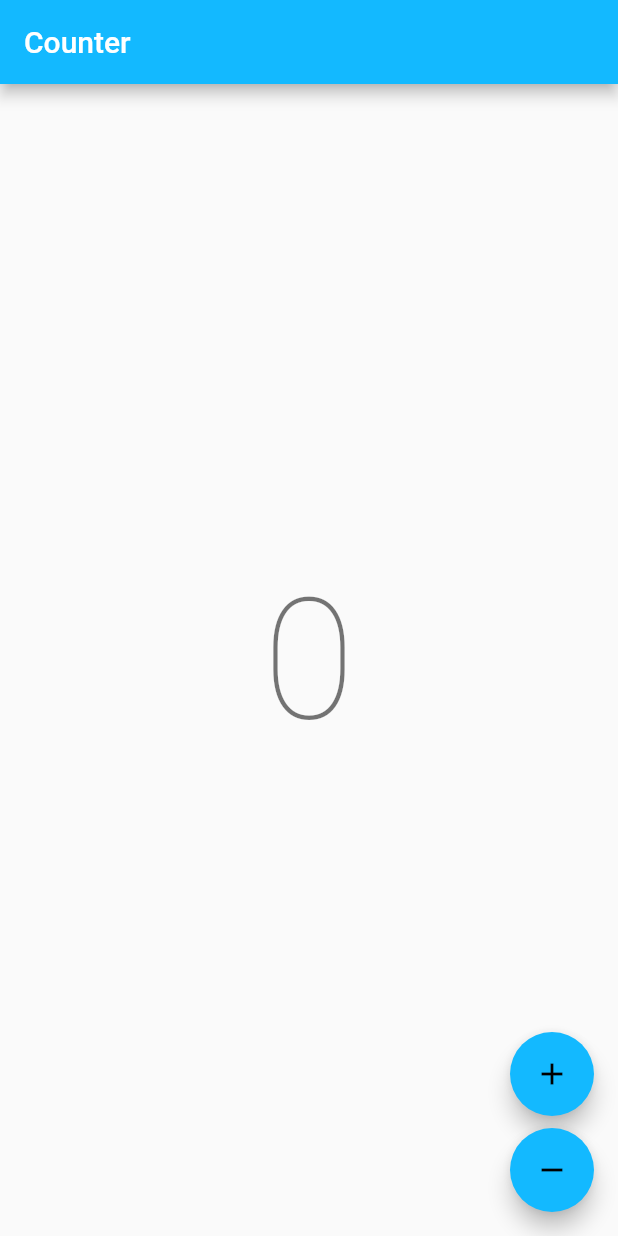
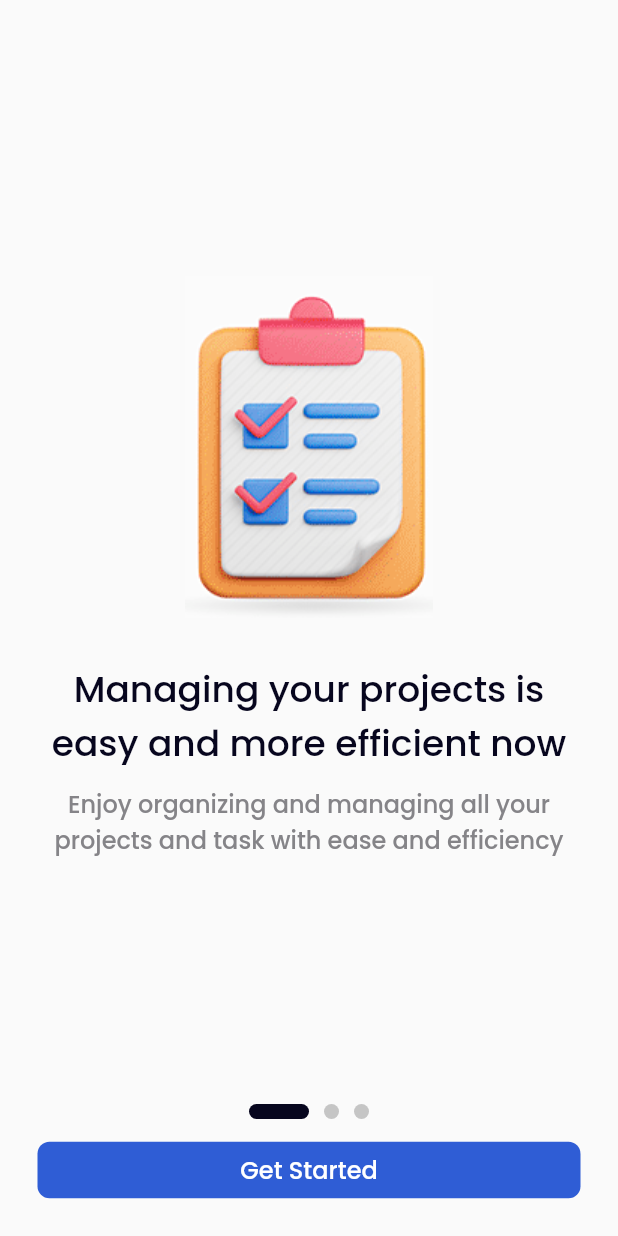
Before and after one commit to dev-gyata/progect-management-app, a Flutter app: the screen it shows after launch, on a phone screen of 412 x 824 dp. Run offline on Flutter 3.47's test engine with Material 2 defaults, Android fonts, the phone set to English and light mode, and no system bars; our stand-ins replace bloc, equatable, flutter_bloc, google_fonts; generated files the repository leaves out were written again.

Commit message:
implemented onboarding ui

```diff
--- a/lib/app/view/app.dart
+++ b/lib/app/view/app.dart
@@ -1,6 +1,7 @@
 import 'package:flutter/material.dart';
-import 'package:progect_management_app/counter/counter.dart';
 import 'package:progect_management_app/l10n/l10n.dart';
+import 'package:progect_management_app/onboarding/view/onboarding_page.dart';
+import 'package:progect_management_app/theme/theme.dart';
 
 class App extends StatelessWidget {
   const App({super.key});
@@ -8,15 +9,10 @@ class App extends StatelessWidget {
   @override
   Widget build(BuildContext context) {
     return MaterialApp(
-      theme: ThemeData(
-        appBarTheme: const AppBarTheme(color: Color(0xFF13B9FF)),
-        colorScheme: ColorScheme.fromSwatch(
-          accentColor: const Color(0xFF13B9FF),
-        ),
-      ),
+      theme: AppTheme.lightTheme,
       localizationsDelegates: AppLocalizations.localizationsDelegates,
       supportedLocales: AppLocalizations.supportedLocales,
-      home: const CounterPage(),
+      home: const OnboardingPage(),
     );
   }
 }
--- /dev/null
+++ b/lib/constants/constants.dart
@@ -0,0 +1,3 @@
+const taskImage = 'assets/images/task.png';
+const scheduleImage = 'assets/images/schedule.png';
+const colaborate = 'assets/images/colaborate.png';
--- a/lib/counter/counter.dart
+++ /dev/null
@@ -1,2 +0,0 @@
-export 'cubit/counter_cubit.dart';
-export 'view/counter_page.dart';
--- a/lib/counter/cubit/counter_cubit.dart
+++ /dev/null
@@ -1,8 +0,0 @@
-import 'package:bloc/bloc.dart';
-
-class CounterCubit extends Cubit<int> {
-  CounterCubit() : super(0);
-
-  void increment() => emit(state + 1);
-  void decrement() => emit(state - 1);
-}
--- a/lib/counter/view/counter_page.dart
+++ /dev/null
@@ -1,55 +0,0 @@
-import 'package:flutter/material.dart';
-import 'package:flutter_bloc/flutter_bloc.dart';
-import 'package:progect_management_app/counter/counter.dart';
-import 'package:progect_management_app/l10n/l10n.dart';
-
-class CounterPage extends StatelessWidget {
-  const CounterPage({super.key});
-
-  @override
-  Widget build(BuildContext context) {
-    return BlocProvider(
-      create: (_) => CounterCubit(),
-      child: const CounterView(),
-    );
-  }
-}
-
-class CounterView extends StatelessWidget {
-  const CounterView({super.key});
-
-  @override
-  Widget build(BuildContext context) {
-    final l10n = context.l10n;
-    return Scaffold(
-      appBar: AppBar(title: Text(l10n.counterAppBarTitle)),
-      body: const Center(child: CounterText()),
-      floatingActionButton: Column(
-        mainAxisAlignment: MainAxisAlignment.end,
-        crossAxisAlignment: CrossAxisAlignment.end,
-        children: [
-          FloatingActionButton(
-            onPressed: () => context.read<CounterCubit>().increment(),
-            child: const Icon(Icons.add),
-          ),
-          const SizedBox(height: 8),
-          FloatingActionButton(
-            onPressed: () => context.read<CounterCubit>().decrement(),
-            child: const Icon(Icons.remove),
-          ),
-        ],
-      ),
-    );
-  }
-}
-
-class CounterText extends StatelessWidget {
-  const CounterText({super.key});
-
-  @override
-  Widget build(BuildContext context) {
-    final theme = Theme.of(context);
-    final count = context.select((CounterCubit cubit) => cubit.state);
-    return Text('$count', style: theme.textTheme.headline1);
-  }
-}
--- a/lib/l10n/arb/app_en.arb
+++ b/lib/l10n/arb/app_en.arb
@@ -1,7 +1,10 @@
 {
     "@@locale": "en",
-    "counterAppBarTitle": "Counter",
-    "@counterAppBarTitle": {
-        "description": "Text shown in the AppBar of the Counter Page"
-    }
+    "getStarted": "Get Started",
+    "managingText": "Managing your projects is easy and more efficient now",
+    "managingTextDesc": "Enjoy organizing and managing all your projects and task with ease and efficiency",
+    "scheduleText": "Schedule all your tasks in a straight-forward way",
+    "scheduleTextDesc": "Scheduling tasks is super-easy, you also get a reminder so you won't miss out on completing you daily task",
+    "workText": "Work with a team to achieve or complete a task",
+    "workTextDesc": "Easily work with a team or collaborate with others to work on a project together or complete tasks"
 }
--- /dev/null
+++ b/lib/onboarding/cubit/slider_dot_cubit.dart
@@ -0,0 +1,11 @@
+import 'package:bloc/bloc.dart';
+import 'package:equatable/equatable.dart';
+import 'package:meta/meta.dart';
+
+part 'slider_dot_state.dart';
+
+class SliderDotCubit extends Cubit<SliderDotState> {
+  SliderDotCubit() : super(SliderDotInitial(index: 0));
+
+  set onChanged(int index) => emit(SliderDotChanged(index: index));
+}
--- /dev/null
+++ b/lib/onboarding/cubit/slider_dot_state.dart
@@ -0,0 +1,19 @@
+part of 'slider_dot_cubit.dart';
+
+@immutable
+abstract class SliderDotState extends Equatable {
+  SliderDotState({required this.index});
+
+  final int index;
+
+  @override
+  List<Object?> get props => [index];
+}
+
+class SliderDotInitial extends SliderDotState {
+  SliderDotInitial({required super.index});
+}
+
+class SliderDotChanged extends SliderDotState {
+  SliderDotChanged({required super.index});
+}
--- /dev/null
+++ b/lib/onboarding/data/onboarding_data.dart
@@ -0,0 +1,8 @@
+class OnboardingData {
+  OnboardingData(
+      {required this.imgUrl, required this.titleText, required this.desc});
+
+  final String imgUrl;
+  final String titleText;
+  final String desc;
+}
--- /dev/null
+++ b/lib/onboarding/view/onboarding_page.dart
@@ -0,0 +1,144 @@
+import 'package:flutter/material.dart';
+import 'package:flutter/src/widgets/framework.dart';
+import 'package:flutter_bloc/flutter_bloc.dart';
+import 'package:progect_management_app/constants/constants.dart';
+import 'package:progect_management_app/l10n/l10n.dart';
+import 'package:progect_management_app/onboarding/cubit/slider_dot_cubit.dart';
+import 'package:progect_management_app/onboarding/data/onboarding_data.dart';
+import 'package:progect_management_app/theme/theme.dart';
+
+class OnboardingPage extends StatelessWidget {
+  const OnboardingPage({super.key});
+
+  @override
+  Widget build(BuildContext context) {
+    return const _OnboardingView();
+  }
+}
+
+class _OnboardingView extends StatelessWidget {
+  const _OnboardingView({super.key});
+
+  @override
+  Widget build(BuildContext context) {
+    final l10n = context.l10n;
+    final devSize = MediaQuery.of(context).size;
+    final onboardingData = [
+      OnboardingData(
+        imgUrl: taskImage,
+        titleText: l10n.managingText,
+        desc: l10n.managingTextDesc,
+      ),
+      OnboardingData(
+        imgUrl: scheduleImage,
+        titleText: l10n.scheduleText,
+        desc: l10n.scheduleTextDesc,
+      ),
+      OnboardingData(
+        imgUrl: colaborate,
+        titleText: l10n.workText,
+        desc: l10n.workTextDesc,
+      ),
+    ];
+    return BlocProvider(
+      create: (context) => SliderDotCubit(),
+      child: Scaffold(
+        body: Padding(
+          padding: const EdgeInsets.symmetric(horizontal: 25),
+          child: Column(
+            children: [
+              Expanded(
+                child: Builder(builder: (context) {
+                  return PageView.builder(
+                    onPageChanged: (value) =>
+                        context.read<SliderDotCubit>().onChanged = value,
+                    physics: const BouncingScrollPhysics(),
+                    itemCount: onboardingData.length,
+                    itemBuilder: (_, index) {
+                      return Column(
+                        mainAxisAlignment: MainAxisAlignment.center,
+                        children: [
+                          Image.asset(
+                            onboardingData[index].imgUrl,
+                            height: devSize.height * .35,
+                          ),
+                          Text(
+                            onboardingData[index].titleText,
+                            style: Theme.of(context)
+                                .textTheme
+                                .headline2
+                                ?.copyWith(color: kBlackColor),
+                            textAlign: TextAlign.center,
+                          ),
+                          const SizedBox(
+                            height: 10,
+                          ),
+                          Text(
+                            onboardingData[index].desc,
+                            style: Theme.of(context)
+                                .textTheme
+                                .bodyText1
+                                ?.copyWith(color: hintTextColor),
+                            textAlign: TextAlign.center,
+                          )
+                        ],
+                      );
+                    },
+                  );
+                }),
+              ),
+              _SliderDots(),
+              SizedBox(
+                width: double.infinity,
+                child:
+                    TextButton(onPressed: () {}, child: Text(l10n.getStarted)),
+              ),
+              const SizedBox(
+                height: 20,
+              )
+            ],
+          ),
+        ),
+      ),
+    );
+  }
+}
+
+class _SliderDots extends StatelessWidget {
+  @override
+  Widget build(BuildContext context) {
+    return BlocBuilder<SliderDotCubit, SliderDotState>(
+      builder: (context, state) {
+        return Row(
+          mainAxisAlignment: MainAxisAlignment.center,
+          children: List.generate(3, (index) => index)
+              .map((e) => Padding(
+                    padding:
+                        const EdgeInsets.symmetric(vertical: 10, horizontal: 5),
+                    child: state.index == e
+                        ? AnimatedContainer(
+                            duration: const Duration(milliseconds: 400),
+                            height: 10,
+                            width: 40,
+                            decoration: BoxDecoration(
+                              borderRadius: BorderRadius.circular(10),
+                              color: kBlackColor,
+                            ),
+                          )
+                        : AnimatedContainer(
+                            duration: const Duration(milliseconds: 400),
+                            height: 10,
+                            width: 10,
+                            decoration: const BoxDecoration(
+                              borderRadius:
+                                  BorderRadius.all(Radius.circular(5)),
+                              color: kSliderDotColor,
+                            ),
+                          ),
+                  ))
+              .toList(),
+        );
+      },
+    );
+  }
+}
--- /dev/null
+++ b/lib/theme/theme.dart
@@ -0,0 +1,43 @@
+import 'package:flutter/material.dart';
+import 'package:google_fonts/google_fonts.dart';
+
+class AppTheme {
+  static ThemeData get lightTheme => ThemeData(
+        primaryColor: kBlueColor,
+        outlinedButtonTheme: OutlinedButtonThemeData(
+          style: OutlinedButton.styleFrom(
+            side: const BorderSide(
+              color: kBlueColor,
+            ),
+          ),
+        ),
+        textButtonTheme: TextButtonThemeData(
+            style: TextButton.styleFrom(
+                shape: RoundedRectangleBorder(
+                  borderRadius: BorderRadius.circular(8),
+                ),
+                foregroundColor: kWhiteColor,
+                backgroundColor: kBlueColor)),
+        textTheme: GoogleFonts.poppinsTextTheme(
+          TextTheme(
+            headline1: GoogleFonts.poppins(
+              fontSize: 36,
+              fontWeight: FontWeight.w500,
+            ),
+            headline2:
+                GoogleFonts.poppins(fontSize: 24, fontWeight: FontWeight.w500),
+            bodyText1:
+                GoogleFonts.poppins(fontSize: 16, fontWeight: FontWeight.w500),
+            button:
+                GoogleFonts.poppins(fontSize: 16, fontWeight: FontWeight.w500),
+          ),
+        ),
+      );
+}
+
+//colors
+const kBlueColor = Color(0xFF2F5DD5);
+const kBlackColor = Color(0xFF07061E);
+const kWhiteColor = Color(0xFFFFFFFF);
+const hintTextColor = Color(0XFF858488);
+const kSliderDotColor = Color(0XFFC5C5C5);
```
Also changed, not shown: pubspec.yaml (+8 -0 lines), assets/images/colaborate.png (added), assets/images/schedule.png (added), assets/images/task.png (added), pubspec.lock.
